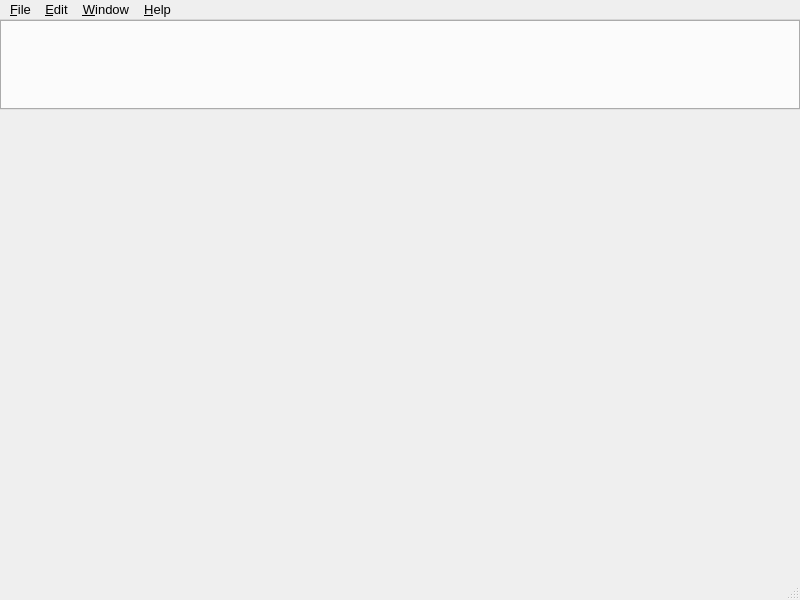
Before: the Qt Designer form src/main/mainwindow.ui in Qinterfly/QRodSystems, drawn with Qt 5.
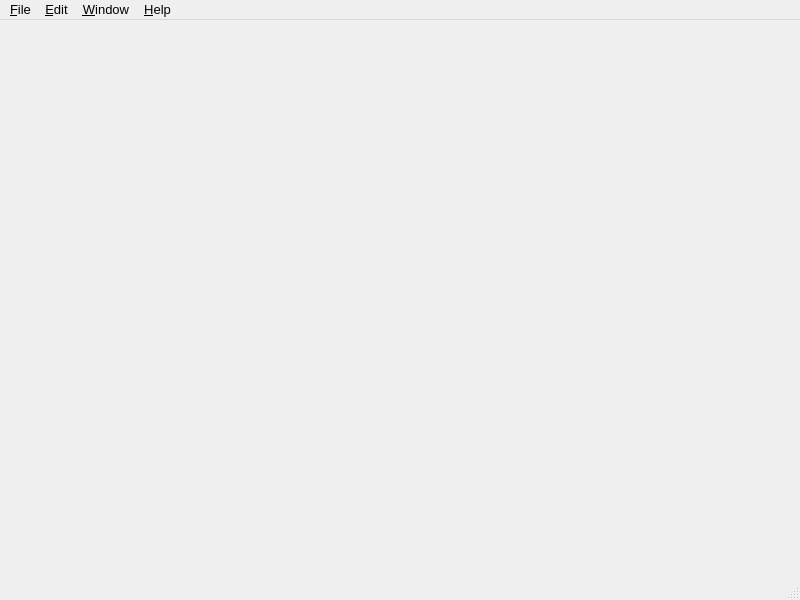
After: the same form once the commit is applied. Icons and pictures are not drawn.

Patch:
```diff
--- a/src/main/mainwindow.ui
+++ b/src/main/mainwindow.ui
@@ -28,64 +28,6 @@
      <pointsize>10</pointsize>
     </font>
    </property>
-   <layout class="QVBoxLayout" name="verticalLayout_2">
-    <property name="spacing">
-     <number>0</number>
-    </property>
-    <property name="leftMargin">
-     <number>0</number>
-    </property>
-    <property name="topMargin">
-     <number>0</number>
-    </property>
-    <property name="rightMargin">
-     <number>0</number>
-    </property>
-    <property name="bottomMargin">
-     <number>0</number>
-    </property>
-    <item>
-     <widget class="QTabWidget" name="tabControlWidget">
-      <property name="sizePolicy">
-       <sizepolicy hsizetype="Preferred" vsizetype="Minimum">
-        <horstretch>0</horstretch>
-        <verstretch>0</verstretch>
-       </sizepolicy>
-      </property>
-      <property name="minimumSize">
-       <size>
-        <width>0</width>
-        <height>90</height>
-       </size>
-      </property>
-      <property name="maximumSize">
-       <size>
-        <width>16777215</width>
-        <height>128</height>
-       </size>
-      </property>
-      <property name="baseSize">
-       <size>
-        <width>0</width>
-        <height>0</height>
-       </size>
-      </property>
-      <property name="tabPosition">
-       <enum>QTabWidget::North</enum>
-      </property>
-     </widget>
-    </item>
-    <item>
-     <widget class="QWidget" name="dockHolderWidget" native="true">
-      <property name="sizePolicy">
-       <sizepolicy hsizetype="Expanding" vsizetype="Expanding">
-        <horstretch>0</horstretch>
-        <verstretch>0</verstretch>
-       </sizepolicy>
-      </property>
-     </widget>
-    </item>
-   </layout>
   </widget>
   <widget class="QMenuBar" name="menuBar">
    <property name="geometry">
```
